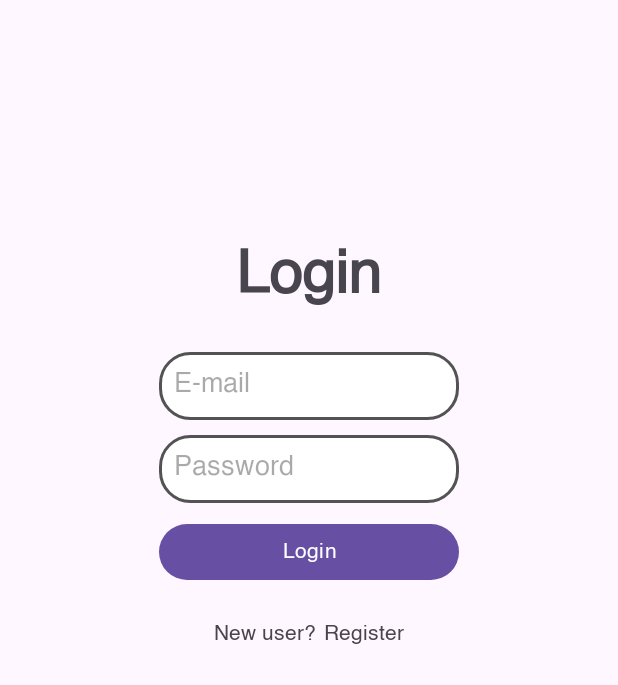
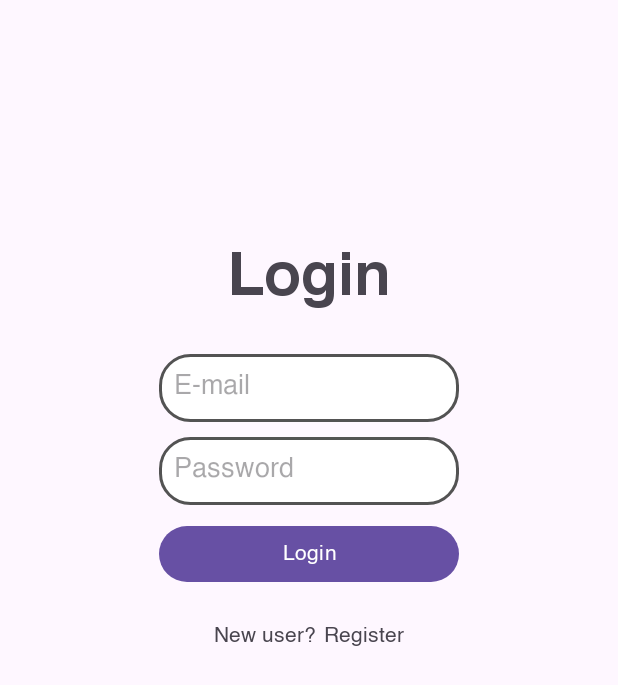
Before and after one commit to reyanshgupta/Cartor, an Android app: the screen it shows after launch (MainActivity), on a phone screen of 412 x 824 dp. Shown: the top 685 px of the screen. Run offline under Robolectric (Android 15) with nearby library versions, the phone set to English and light mode, and no system bars; our stand-ins replace Firebase (no records; nobody signed in at launch, a user with empty details on screens opened directly).

Commit message:
font change for login 926

```diff
--- a/app/src/main/res/layout/activity_main.xml
+++ b/app/src/main/res/layout/activity_main.xml
@@ -11,6 +11,7 @@
         android:layout_height="wrap_content"
         android:id="@+id/logintv"
         android:text="Login"
+        android:fontFamily="@font/helvetica_bold"
         android:textSize="40sp"
         android:textStyle="bold"
         android:layout_marginTop="150dp"
```
